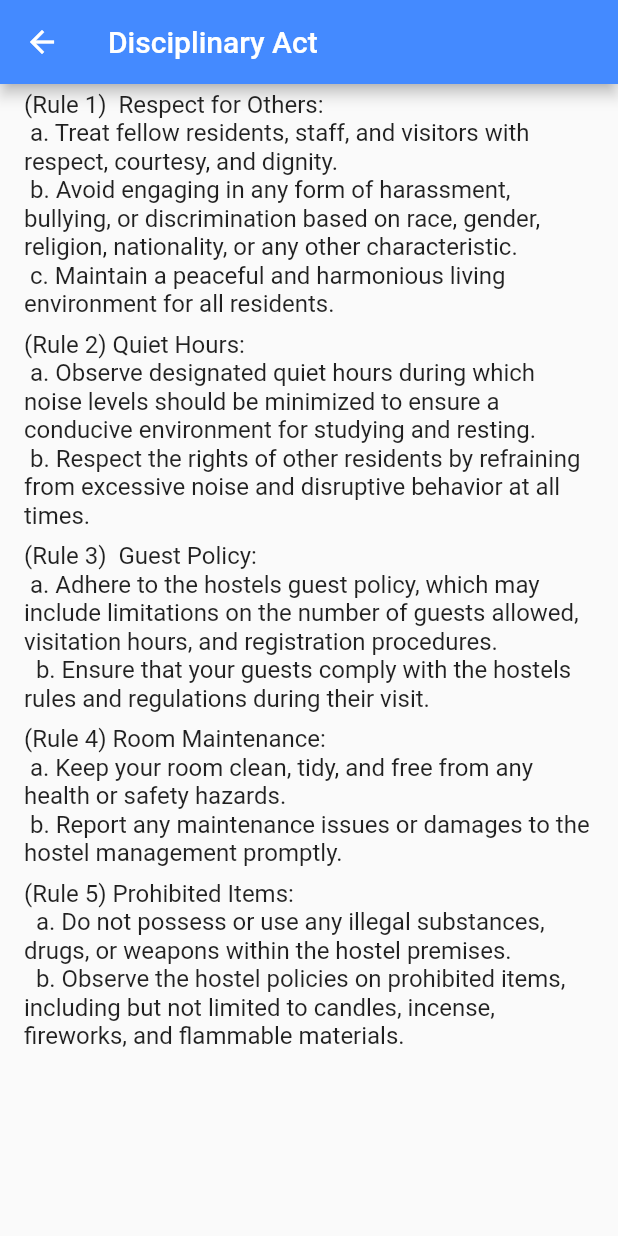
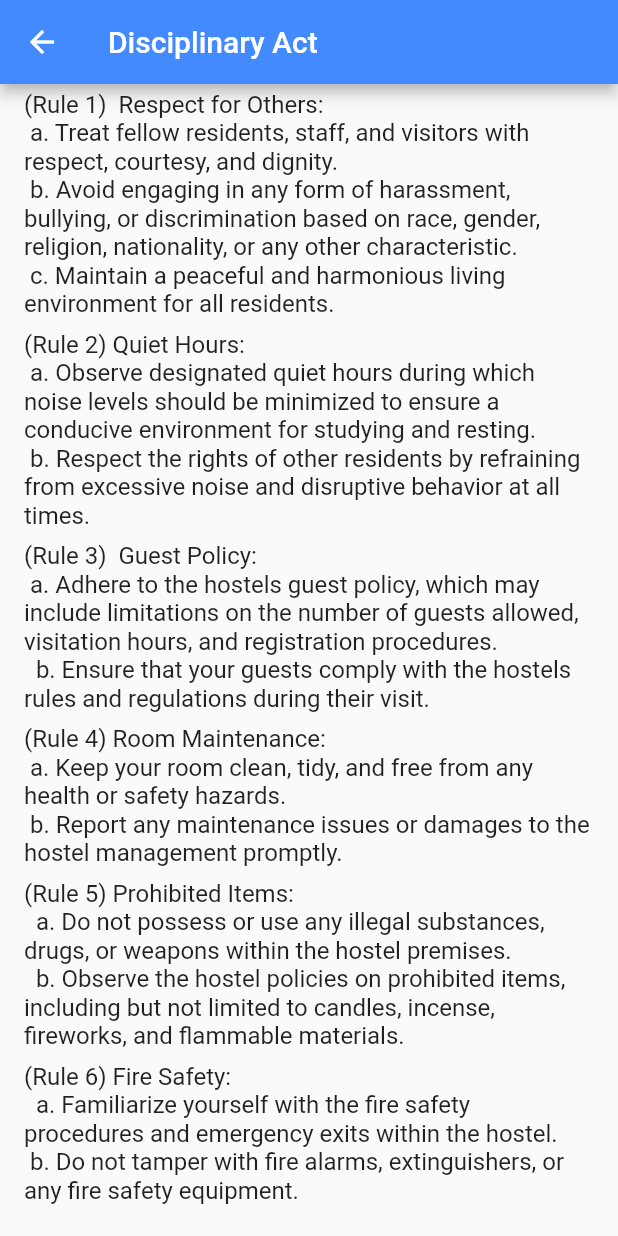
Before and after one commit to nwj002/Unistay, a Flutter app: the Disciplinary screen opened directly, on a phone screen of 412 x 824 dp. Run offline on Flutter 3.47's test engine with Material 2 defaults, Android fonts, the phone set to English and light mode, and no system bars; our stand-ins replace cloud_firestore, file_picker, firebase_auth, firebase_core, firebase_storage, flutter_animate and 7 more; missing offline and left inert: image_downloader; accounts and stored records are empty; Roboto replaces fonts that are missing (Brazila).

Commit message:
disciplinary act rule no 6 added

```diff
--- a/lib/presentation/screen/student/Drawer/diciplinary_act.dart
+++ b/lib/presentation/screen/student/Drawer/diciplinary_act.dart
@@ -33,6 +33,9 @@ class _DisciplinaryState extends State<Disciplinary> {
       ListTile(
         title: Text ('(Rule 5) Prohibited Items: \n  a. Do not possess or use any illegal substances, drugs, or weapons within the hostel premises. \n  b. Observe the hostel policies on prohibited items, including but not limited to candles, incense, fireworks, and flammable materials.'),
       ),
+      ListTile(
+        title: Text ('(Rule 6) Fire Safety: \n  a. Familiarize yourself with the fire safety procedures and emergency exits within the hostel. \n b. Do not tamper with fire alarms, extinguishers, or any fire safety equipment.'),
+      ),
 
     ],
     ),
```
